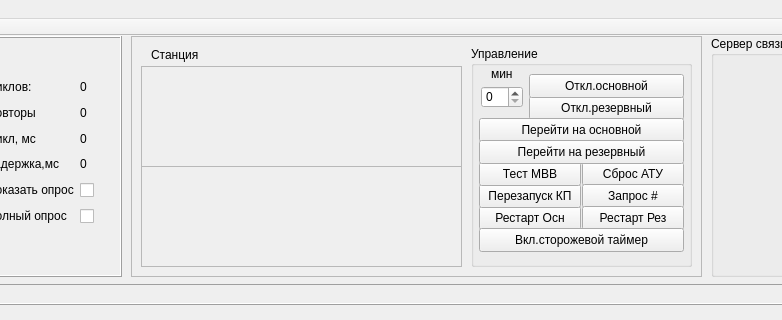
The window that MdmAgent/mainwindow.ui (eugene-pa/armdncqt) describes before a commit, drawn with Qt 5; both pictures show x 159 to 941 and y 0 to 320 of the 1037 by 586 pixel window.
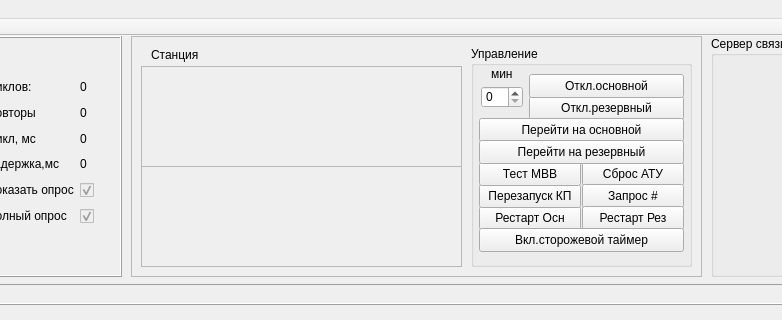
The same window after the commit. Custom widgets are drawn as their Qt base class.

The edit to the form file:
```diff
--- a/MdmAgent/mainwindow.ui
+++ b/MdmAgent/mainwindow.ui
@@ -310,6 +310,9 @@
       </item>
       <item row="4" column="1">
        <widget class="QCheckBox" name="checkBox_3">
+        <property name="enabled">
+         <bool>false</bool>
+        </property>
         <property name="sizePolicy">
          <sizepolicy hsizetype="Preferred" vsizetype="Preferred">
           <horstretch>0</horstretch>
@@ -319,6 +322,12 @@
         <property name="text">
          <string/>
         </property>
+        <property name="checkable">
+         <bool>true</bool>
+        </property>
+        <property name="checked">
+         <bool>true</bool>
+        </property>
        </widget>
       </item>
       <item row="5" column="0">
@@ -330,6 +339,9 @@
       </item>
       <item row="5" column="1">
        <widget class="QCheckBox" name="checkBox_4">
+        <property name="enabled">
+         <bool>false</bool>
+        </property>
         <property name="sizePolicy">
          <sizepolicy hsizetype="Preferred" vsizetype="Preferred">
           <horstretch>0</horstretch>
@@ -339,6 +351,9 @@
         <property name="text">
          <string/>
         </property>
+        <property name="checked">
+         <bool>true</bool>
+        </property>
        </widget>
       </item>
      </layout>
@@ -528,7 +543,7 @@
       <rect>
        <x>20</x>
        <y>10</y>
-       <width>571</width>
+       <width>301</width>
        <height>17</height>
       </rect>
      </property>
```
Left out of the diff: 14 changed lines with no effect on the pictures.
